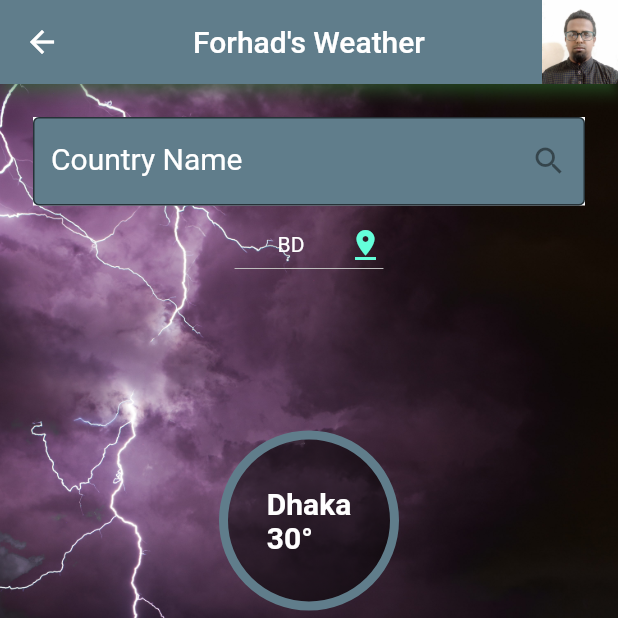
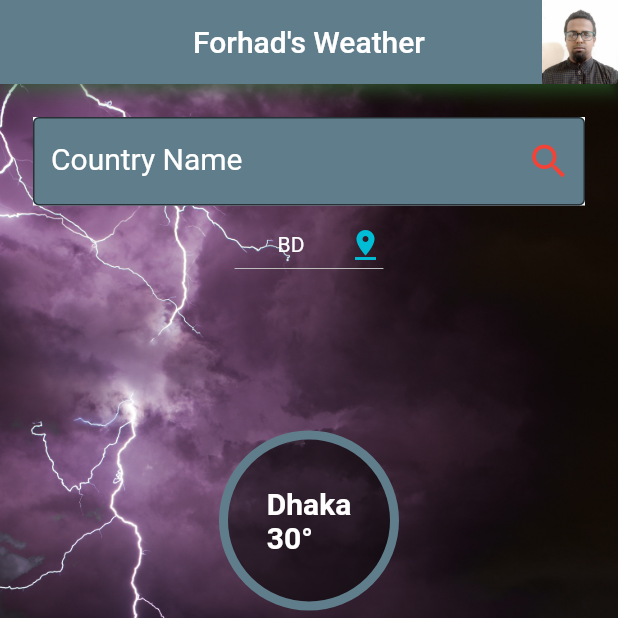
Before and after one commit to ForhadIsrafil/forhad-weather-app-by-flutter, a Flutter app: the Home screen opened directly, on a phone screen of 412 x 824 dp, the top half of it. Run offline on Flutter 3.47's test engine with Material 2 defaults, Android fonts, the phone set to English and light mode, and no system bars.

```diff
--- a/lib/home.dart
+++ b/lib/home.dart
@@ -1,17 +1,41 @@
+import 'package:flutter/foundation.dart';
 import 'package:flutter/material.dart';
 import 'package:flutter/services.dart';
 import 'utils/bar.dart';
 
 class Home extends StatelessWidget {
-  static List<String> countryList = <String>['One', 'Two', 'Three', 'Four'];
-
   const Home({Key? key}) : super(key: key);
 
   @override
   Widget build(BuildContext context) {
     return Scaffold(
       appBar: myBar(),
-      body: Center(
+      body: const HandleWeatherInput(),
+    );
+  }
+}
+
+class HandleWeatherInput extends StatefulWidget {
+  const HandleWeatherInput({Key? key}) : super(key: key);
+
+  @override
+  State<HandleWeatherInput> createState() => _HandleWeatherInputState();
+}
+
+class _HandleWeatherInputState extends State<HandleWeatherInput> {
+  static List<String> countryList = <String>['One', 'Two', 'Three', 'Four'];
+
+  String _defaultCountry = "BD";
+
+  // void countryValue(value) {
+  //   setState(() {
+  //     defaultCountry = value;
+  //   });
+  // }
+
+  @override
+  Widget build(BuildContext context) {
+    return Center(
       child: Container(
         // alignment: Alignment.topCenter,
         decoration: const BoxDecoration(
@@ -30,43 +54,68 @@ class Home extends StatelessWidget {
                 inputFormatters: [
                   LengthLimitingTextInputFormatter(10),
                 ],
-                  onChanged: (value) {},
-                  decoration: const InputDecoration(
-                    label: Text('Country Name',
+                // onChanged: (value) {},
+                decoration: InputDecoration(
+                  label: const Text('Country Name',
                       style: TextStyle(fontSize: 20.0, color: Colors.white)),
                   hintText: "Enter Country Name",
-                    suffixIcon: Icon(Icons.search),
-                    border: OutlineInputBorder(),
+                  suffixIcon: IconButton(
+                    onPressed: () {},
+                    icon: const Icon(Icons.search),
+                    color: Colors.red,
+                    iconSize: 30.0,
+                    tooltip: "Search",
+                  ),
+                  border: const OutlineInputBorder(),
                   fillColor: Colors.blueGrey,
                   filled: true,
                 ),
                 autocorrect: true,
               ),
+
             ),
             Container(
               alignment: Alignment.center,
               width: 50.0,
               // color: Colors.black87,
               child: DropdownButton(
-                    value: "BD",
+                  value: _defaultCountry,
                   dropdownColor: Colors.black45,
                   borderRadius: BorderRadius.circular(7.0),
-                    icon: const Icon(Icons.pin_drop, color: Colors.tealAccent),
+                  icon: const Icon(Icons.pin_drop, color: Colors.cyan),
                   style: const TextStyle(color: Colors.white),
                   alignment: Alignment.center,
-                    items: const [
+                  items: [
                     DropdownMenuItem(
                       value: "BD",
                       alignment: Alignment.centerRight,
-                          child: Text('BD')),
+                      child: const Text("BD"),
+                      onTap: () {
+                        setState(() {
+                          _defaultCountry = "BD";
+                        });
+                      },
+                    ),
                     DropdownMenuItem(
                       value: "India",
                       alignment: Alignment.centerRight,
-                          child: Text('India')),
+                      child: const Text("India"),
+                      onTap: () {
+                        setState(() {
+                          _defaultCountry = "India";
+                        });
+                      },
+                    ),
                     DropdownMenuItem(
                       value: "Afghanistan",
                       alignment: Alignment.centerRight,
-                          child: Text('Afghanistan')),
+                      child: const Text("Afghanistan"),
+                      onTap: () {
+                        setState(() {
+                          _defaultCountry = "Afghanistan";
+                        });
+                      },
+                    ),
                   ],
                   onChanged: (String? value) {}),
             ),
@@ -104,7 +153,6 @@ class Home extends StatelessWidget {
           ],
         ),
       ),
-      ),
     );
   }
 }
--- a/lib/main.dart
+++ b/lib/main.dart
@@ -17,7 +17,7 @@ class MyApp extends StatelessWidget {
     return const MaterialApp(
       debugShowCheckedModeBanner: false,
       // title: 'iF Weather',
-      home: WeatherDetails(),
+      home: Home(),
     );
   }
 }
```
Lines whose indentation alone changed are shown as unchanged.
